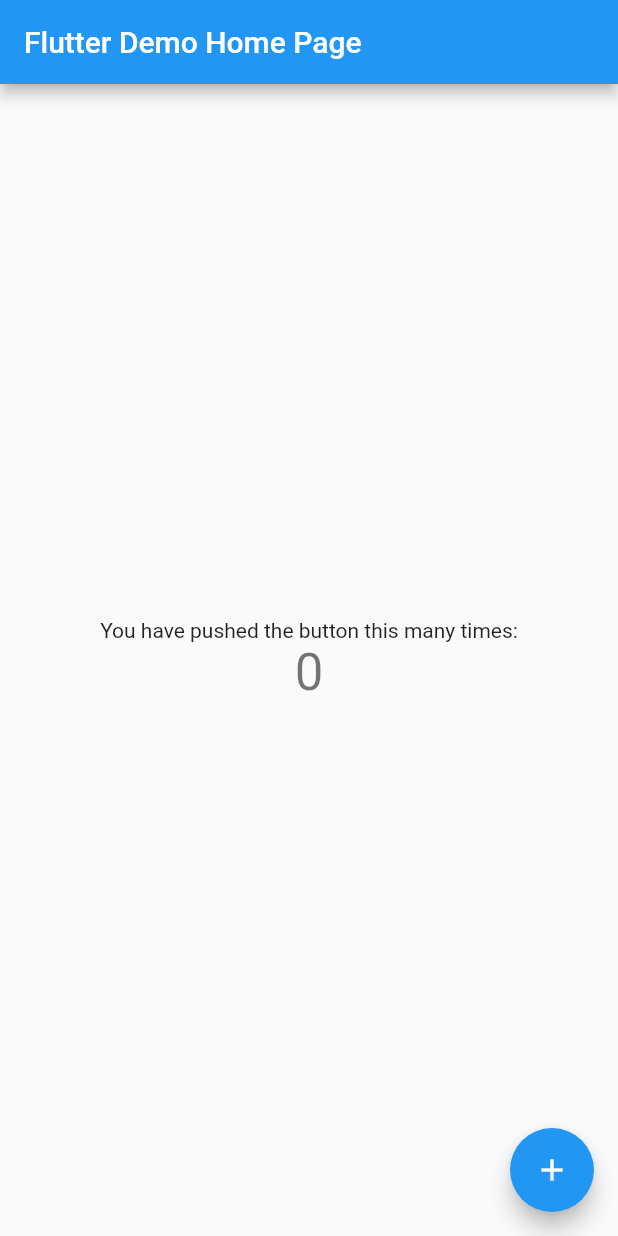
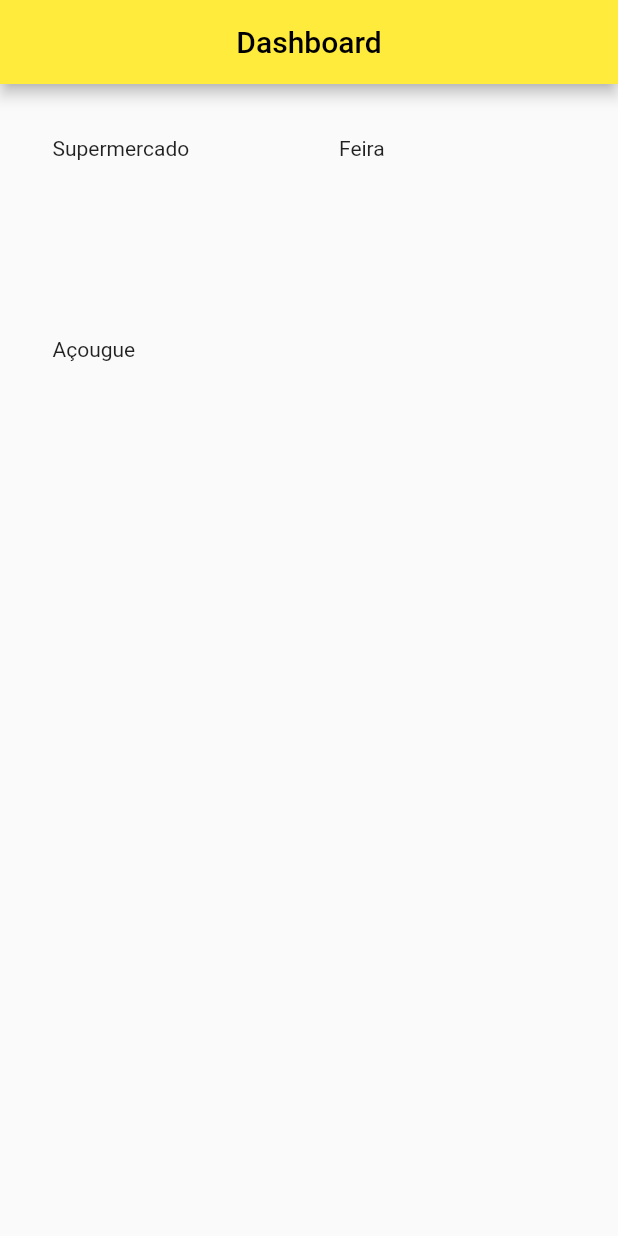
Before and after one commit to RCAC1910/lista_de_compras, a Flutter app: the screen it shows after launch, on a phone screen of 412 x 824 dp. Run offline on Flutter 3.47's test engine with Material 2 defaults, Android fonts, the phone set to English and light mode, and no system bars.

Commit message:
Criação da dummy_data, modelo para categoria, e ajuste do dashboard.

```diff
--- /dev/null
+++ b/lista_de_compras/lib/componetes/categoria_item.dart
@@ -0,0 +1,21 @@
+import 'package:flutter/material.dart';
+import '../models/categoria.dart';
+
+class CategoriaItem extends StatelessWidget {
+  final Categoria categoria;
+
+  const CategoriaItem(
+    this.categoria,
+  );
+
+  @override
+  Widget build(BuildContext context) {
+    return InkWell(
+      onTap: () {},
+      child: Container(
+        padding: const EdgeInsets.all(10),
+        child: Text(categoria.nome!),
+      ),
+    );
+  }
+}
--- /dev/null
+++ b/lista_de_compras/lib/data/dummy_data.dart
@@ -0,0 +1,20 @@
+import 'package:flutter/material.dart';
+import 'package:lista_de_compras/models/categoria.dart';
+
+const DUMMY_CATEGORIAS = const [
+  Categoria(
+    id: '1',
+    nome: 'Supermercado',
+    color: Colors.purple,
+  ),
+  Categoria(
+    id: '2',
+    nome: 'Feira',
+    color: Colors.green,
+  ),
+  Categoria(
+    id: '3',
+    nome: 'Açougue',
+    color: Colors.red,
+  )
+];
--- a/lista_de_compras/lib/main.dart
+++ b/lista_de_compras/lib/main.dart
@@ -1,4 +1,6 @@
 import 'package:flutter/material.dart';
+import 'package:lista_de_compras/screens/dashboard_screen.dart';
+import 'package:lista_de_compras/util/app_routes.dart';
 
 void main() {
   runApp(MyApp());
@@ -9,105 +11,15 @@ class MyApp extends StatelessWidget {
   @override
   Widget build(BuildContext context) {
     return MaterialApp(
-      title: 'Flutter Demo',
+      title: 'Lista de compras',
       theme: ThemeData(
-        // This is the theme of your application.
-        //
-        // Try running your application with "flutter run". You'll see the
-        // application has a blue toolbar. Then, without quitting the app, try
-        // changing the primarySwatch below to Colors.green and then invoke
-        // "hot reload" (press "r" in the console where you ran "flutter run",
-        // or simply save your changes to "hot reload" in a Flutter IDE).
-        // Notice that the counter didn't reset back to zero; the application
-        // is not restarted.
-        primarySwatch: Colors.blue,
+        primarySwatch: Colors.yellow,
+        accentColor: Colors.black,
       ),
-      home: MyHomePage(title: 'Flutter Demo Home Page'),
+      //home: DashboardScreen(),
+      routes: {
+        APPROUTES.HOME: (ctx) => DashboardScreen(),
+      },
     );
   }
 }
-
-class MyHomePage extends StatefulWidget {
-  MyHomePage({Key? key, required this.title}) : super(key: key);
-
-  // This widget is the home page of your application. It is stateful, meaning
-  // that it has a State object (defined below) that contains fields that affect
-  // how it looks.
-
-  // This class is the configuration for the state. It holds the values (in this
-  // case the title) provided by the parent (in this case the App widget) and
-  // used by the build method of the State. Fields in a Widget subclass are
-  // always marked "final".
-
-  final String title;
-
-  @override
-  _MyHomePageState createState() => _MyHomePageState();
-}
-
-class _MyHomePageState extends State<MyHomePage> {
-  int _counter = 0;
-
-  void _incrementCounter() {
-    setState(() {
-      // This call to setState tells the Flutter framework that something has
-      // changed in this State, which causes it to rerun the build method below
-      // so that the display can reflect the updated values. If we changed
-      // _counter without calling setState(), then the build method would not be
-      // called again, and so nothing would appear to happen.
-      _counter++;
-    });
-  }
-
-  @override
-  Widget build(BuildContext context) {
-    // This method is rerun every time setState is called, for instance as done
-    // by the _incrementCounter method above.
-    //
-    // The Flutter framework has been optimized to make rerunning build methods
-    // fast, so that you can just rebuild anything that needs updating rather
-    // than having to individually change instances of widgets.
-    return Scaffold(
-      appBar: AppBar(
-        // Here we take the value from the MyHomePage object that was created by
-        // the App.build method, and use it to set our appbar title.
-        title: Text(widget.title),
-      ),
-      body: Center(
-        // Center is a layout widget. It takes a single child and positions it
-        // in the middle of the parent.
-        child: Column(
-          // Column is also a layout widget. It takes a list of children and
-          // arranges them vertically. By default, it sizes itself to fit its
-          // children horizontally, and tries to be as tall as its parent.
-          //
-          // Invoke "debug painting" (press "p" in the console, choose the
-          // "Toggle Debug Paint" action from the Flutter Inspector in Android
-          // Studio, or the "Toggle Debug Paint" command in Visual Studio Code)
-          // to see the wireframe for each widget.
-          //
-          // Column has various properties to control how it sizes itself and
-          // how it positions its children. Here we use mainAxisAlignment to
-          // center the children vertically; the main axis here is the vertical
-          // axis because Columns are vertical (the cross axis would be
-          // horizontal).
-          mainAxisAlignment: MainAxisAlignment.center,
-          children: <Widget>[
-            Text(
-              'You have pushed the button this many times:',
-            ),
-            Text(
-              '$_counter',
-              style: Theme.of(context).textTheme.headline4,
-            ),
-          ],
-        ),
-      ),
-      floatingActionButton: FloatingActionButton(
-        onPressed: _incrementCounter,
-        tooltip: 'Increment',
-        child: Icon(Icons.add),
-      ), // This trailing comma makes auto-formatting nicer for build methods.
-    );
-  }
-}
--- /dev/null
+++ b/lista_de_compras/lib/models/categoria.dart
@@ -0,0 +1,13 @@
+import 'package:flutter/material.dart';
+
+class Categoria {
+  final String? id;
+  final String? nome;
+  final Color color;
+
+  const Categoria({
+    @required this.id,
+    @required this.nome,
+    this.color = Colors.orange,
+  });
+}
--- /dev/null
+++ b/lista_de_compras/lib/screens/dashboard_screen.dart
@@ -0,0 +1,37 @@
+import 'package:flutter/material.dart';
+import 'package:lista_de_compras/componetes/categoria_item.dart';
+
+import '../data/dummy_data.dart';
+
+class DashboardScreen extends StatelessWidget {
+  const DashboardScreen({
+    Key? key,
+  }) : super(key: key);
+
+  @override
+  Widget build(BuildContext context) {
+    return Scaffold(
+      appBar: AppBar(
+        title: Center(
+          child: Text('Dashboard'),
+        ),
+      ),
+      body: GridView(
+        padding: const EdgeInsets.all(25),
+        gridDelegate: SliverGridDelegateWithMaxCrossAxisExtent(
+          //Define o tamanho de cada elemento
+          maxCrossAxisExtent: 200,
+          //proporção do tamanho de cada elemento no gridView
+          childAspectRatio: 3 / 2,
+          crossAxisSpacing: 20,
+          mainAxisSpacing: 20,
+        ),
+        children: DUMMY_CATEGORIAS.map(
+          (cat) {
+            return CategoriaItem(cat);
+          },
+        ).toList(),
+      ),
+    );
+  }
+}
--- /dev/null
+++ b/lista_de_compras/lib/util/app_routes.dart
@@ -0,0 +1,3 @@
+class APPROUTES {
+  static const HOME = '/';
+}
```
Also changed, not shown: 1 other file.
